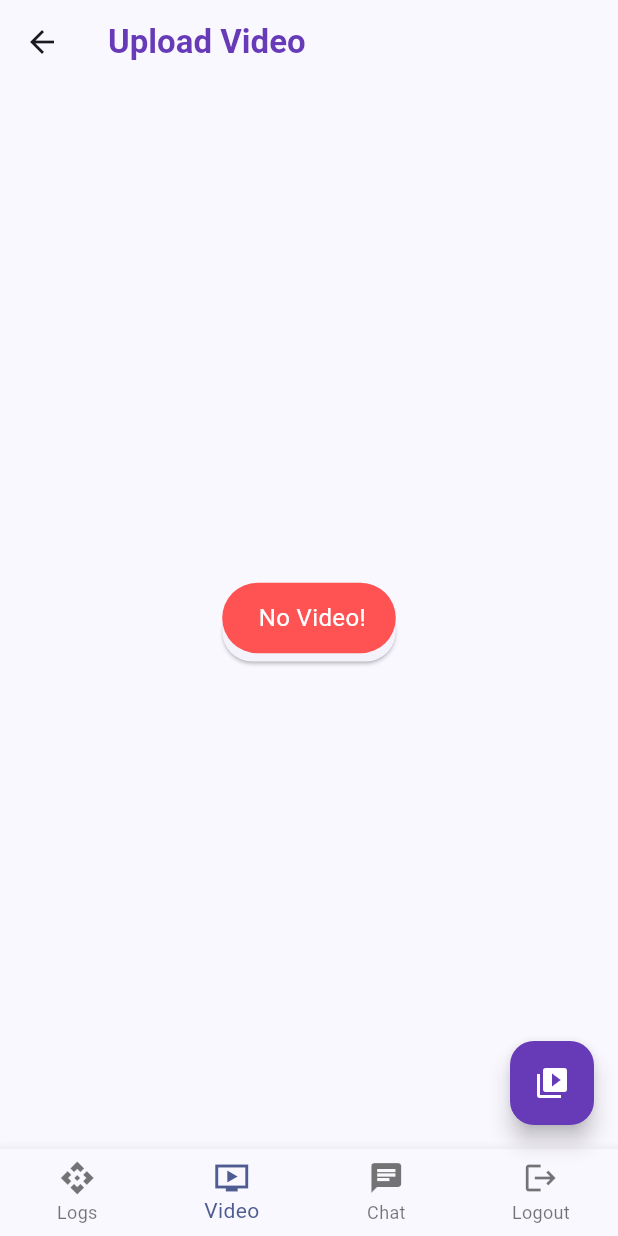
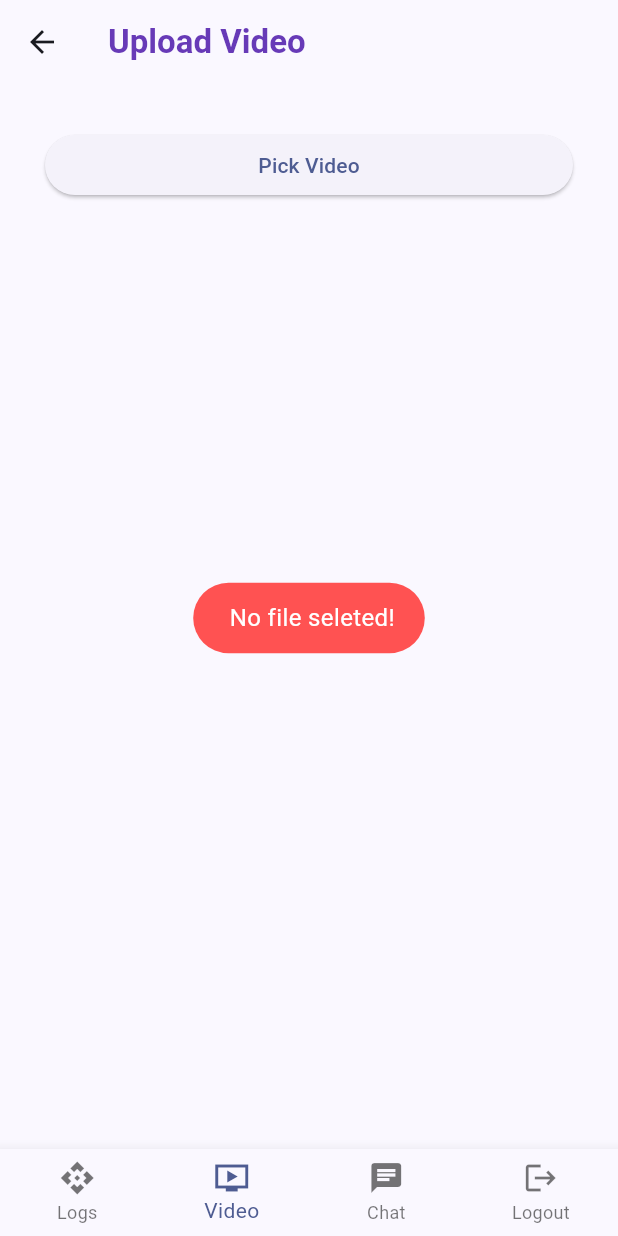
Before and after one commit to pk-fusion-dev/supabase-codelab, a Flutter app: the HomeTemplate screen opened by its route, item 2 of the bottom bar chosen, after a tap on the "video collection" icon, after a tap on "Pick Video", on a phone screen of 412 x 824 dp. Run offline on Flutter 3.47's test engine with Material 3 defaults, Android fonts, the phone set to English and light mode, and no system bars; our stand-ins replace email_validator, flutter_dotenv, fluttertoast, image_picker, shared_preferences, supabase_flutter; missing offline and left inert: byte_converter; accounts and stored records are empty.

Commit message:
add supabase file upload and show file list in bucket

```diff
--- a/lib/network/supabase_service.dart
+++ b/lib/network/supabase_service.dart
@@ -1,5 +1,4 @@
 import 'dart:io';
-
 import 'package:flutter/material.dart';
 import 'package:fluttertoast/fluttertoast.dart';
 import 'package:supabase_flutter/supabase_flutter.dart';
@@ -168,18 +167,34 @@ class SupabaseService {
 
   Future<String> uploadFile(File file) async {
     try {
-      final response = await supabaseClient.storage
+      // ignore: unused_local_variable
+      final res = await supabaseClient.storage
           .from('lab_videos') // Replace with your storage bucket name
           .upload(
-            'uploaded/content/${file.path.split('/').last}',
+            'sample/${file.path.split('/').last}',
             file,
             fileOptions: const FileOptions(cacheControl: '3600', upsert: false),
           );
-      dev.log(response.toString());
+
       return 'SUCCESS';
     } catch (e) {
-      dev.log(e.toString());
       return 'ERROR';
     }
   }
+
+  Future<List<FileObject>> getFilesInBucket() async {
+    try {
+      // ignore: unused_local_variable
+      final res = await supabaseClient.storage.from('lab_videos').list(
+          path: 'sample',
+          searchOptions: const SearchOptions(
+              sortBy: SortBy(
+                  column: 'created_at',
+                  order: 'desc'))); // Replace with your storage bucket name
+
+      return res;
+    } catch (e) {
+      return List.empty();
+    }
+  }
 }
--- a/lib/pages/activity_logs_page.dart
+++ b/lib/pages/activity_logs_page.dart
@@ -13,7 +13,7 @@ class ActivityLogs extends StatefulWidget {
 class _ActivityLogsState extends State<ActivityLogs> {
   final SupabaseService authService = SupabaseService();
   List<ActivityLog> activityList = List.empty();
-
+  bool isLoading = false;
   String today = DateUtil().today();
   String yesterday = DateUtil().yesterday();
   String selectedDate = 'Today';
@@ -22,9 +22,11 @@ class _ActivityLogsState extends State<ActivityLogs> {
   String endDate = '';
 
   loadActivityLogs(String startDate, String endDate) async {
+    isLoading = true;
     await authService.getActivityLogs(startDate, endDate).then((value) {
       setState(() {
         activityList = value;
+        isLoading = false;
       });
     });
   }
@@ -109,7 +111,9 @@ class _ActivityLogsState extends State<ActivityLogs> {
 
   @override
   Widget build(BuildContext context) {
-    return Column(
+    return isLoading
+        ? const Center(child: CircularProgressIndicator())
+        : Column(
             // mainAxisAlignment: MainAxisAlignment.center,
             //crossAxisAlignment: CrossAxisAlignment.center,
             children: [
@@ -160,7 +164,8 @@ class _ActivityLogsState extends State<ActivityLogs> {
                       child: Text(
                       'NO RECORD.',
                       style: TextStyle(
-                    color: Colors.deepPurple, fontWeight: FontWeight.bold),
+                          color: Colors.deepPurple,
+                          fontWeight: FontWeight.bold),
                     ))
             ],
           );
--- a/lib/pages/login_page.dart
+++ b/lib/pages/login_page.dart
@@ -40,7 +40,6 @@ class _LoginState extends State<Login> {
   }
 
   Future<void> _login() async {
-
     final SharedPreferences prefs = await SharedPreferences.getInstance();
 
     if (_formKey.currentState?.validate() ?? false) {
@@ -117,6 +116,7 @@ class _LoginState extends State<Login> {
                   TextFormField(
                       controller: _passwordController,
                       obscureText: true,
+                      //keyboardType: TextInputType.number,
                       decoration: const InputDecoration(
                           prefixIcon: Icon(Icons.password),
                           labelText: 'Password',
--- a/lib/pages/upload_video.dart
+++ b/lib/pages/upload_video.dart
@@ -1,5 +1,4 @@
 import 'dart:io';
-
 import 'package:flutter/material.dart';
 import 'package:fluttertoast/fluttertoast.dart';
 import 'package:image_picker/image_picker.dart';
@@ -32,7 +31,7 @@ class _UploadVideoState extends State<UploadVideo> {
       });
     } else {
       Fluttertoast.showToast(
-          msg: " No Video!",
+          msg: " No file seleted!",
           toastLength: Toast.LENGTH_LONG,
           gravity: ToastGravity.CENTER,
           timeInSecForIosWeb: 1,
@@ -77,9 +76,50 @@ class _UploadVideoState extends State<UploadVideo> {
         fontSize: 16.0);
   }
 
+  Widget uploadForm() {
+    return Container(
+      padding: const EdgeInsets.all(30.0),
+      child: Column(
+        crossAxisAlignment: CrossAxisAlignment.stretch,
+        children: <Widget>[
+          ElevatedButton(
+            onPressed: _pickVideo,
+            child: const Text('Pick Video'),
+          ),
+          const SizedBox(
+            height: 20.0,
+          ),
+          const SizedBox(
+            height: 20.0,
+          ),
+          if (_videoFile != null) ...[
+            Text('Video selected: ${_videoFile!.path.split('/').last}'),
+            const SizedBox(
+              height: 10.0,
+            ),
+            const SizedBox(height: 20),
+            ElevatedButton(
+              onPressed: () {
+                uploadFile(_videoFile!);
+                setState(() {
+                  isLoading = true;
+                });
+              },
+              child: const Text('Upload Video'),
+            ),
+          ],
+        ],
+      ),
+    );
+  }
+
   @override
   Widget build(BuildContext context) {
-    return Center(
+    return uploadForm();
+  }
+
+  void oldWidget() {
+    Center(
       child: Column(
         mainAxisAlignment: MainAxisAlignment.center,
         children: [
--- a/lib/pages/video_content_page.dart
+++ b/lib/pages/video_content_page.dart
@@ -1,4 +1,8 @@
+import 'package:byte_converter/byte_converter.dart';
 import 'package:flutter/material.dart';
+import 'package:fluttertoast/fluttertoast.dart';
+import 'package:supabase_flutter/supabase_flutter.dart';
+import 'package:supabase_lab/network/supabase_service.dart';
 
 class VideoContent extends StatefulWidget {
   const VideoContent({super.key});
@@ -8,76 +12,68 @@ class VideoContent extends StatefulWidget {
 }
 
 class _VideoContentState extends State<VideoContent> {
+  final SupabaseService _authService = SupabaseService();
+  List<FileObject> fileList = List.empty();
+  bool isLoading = false;
   @override
-  Widget build(BuildContext context) {
-    return Center(
-      child: SizedBox(
-        height: 350,
-        width: 400,
-        child: InputDecorator(
-          decoration: InputDecoration(
-            labelText: 'Personalia',
-            border: OutlineInputBorder(
-              borderRadius: BorderRadius.circular(10.0),
+  initState() {
+    super.initState();
+    loadFilesList();
+  }
+
+  void loadFilesList() async {
+    isLoading = true;
+    await _authService.getFilesInBucket().then((value) => {
+          setState(() {
+            fileList = value;
+            isLoading = false;
+          })
+        });
+  }
+
+  Widget getfileCard(FileObject file) {
+    int size = (file.metadata?['size']);
+    ByteConverter converter = ByteConverter(size.toDouble());
+    return Card(
+      child: ListTile(
+        leading: const Icon(Icons.ondemand_video),
+        title: Text(' ${file.name}'),
+        subtitle:
+            Text('${converter.megaBytes} Mb ${file.metadata?['mimetype']} '),
+        trailing: CircleAvatar(
+          backgroundColor: Colors.deepPurple,
+          radius: 12,
+          child: InkWell(
+            child: const Icon(
+              Icons.play_arrow,
+              color: Colors.white,
+              size: 15,
             ),
-          ),
-          child: Column(
-            children: [
-              const Row(
-                children: [
-                  Text('First name:'),
-                  SizedBox(
-                      width: 200,
-                      child: Padding(
-                        padding: EdgeInsets.all(8.0),
-                        child: TextField(),
-                      ))
-                ],
-              ),
-              const Row(
-                children: [
-                  Text('Last name:'),
-                  SizedBox(
-                      width: 200,
-                      child: Padding(
-                        padding: EdgeInsets.all(8.0),
-                        child: TextField(),
-                      ))
-                ],
-              ),
-              const Row(
-                children: [
-                  Text('Email:'),
-                  SizedBox(
-                      width: 200,
-                      child: Padding(
-                        padding: EdgeInsets.all(8.0),
-                        child: TextField(),
-                      ))
-                ],
-              ),
-              const Row(
-                children: [
-                  Text('Birthday:'),
-                  SizedBox(
-                      width: 200,
-                      child: Padding(
-                        padding: EdgeInsets.all(8.0),
-                        child: TextField(
-                          decoration:
-                              InputDecoration(hintText: 'dd / mm / yyyy'),
-                        ),
-                      ))
-                ],
-              ),
-              Align(
-                  alignment: Alignment.centerLeft,
-                  child:
-                      TextButton(onPressed: () {}, child: const Text('Submit')))
-            ],
+            onTap: () {
+              Fluttertoast.showToast(
+                  msg: " ${file.name} is clicked.",
+                  toastLength: Toast.LENGTH_SHORT,
+                  gravity: ToastGravity.BOTTOM,
+                  timeInSecForIosWeb: 1,
+                  backgroundColor: Colors.purple,
+                  textColor: Colors.white,
+                  fontSize: 16.0);
+            },
           ),
         ),
       ),
     );
   }
+
+  @override
+  Widget build(BuildContext context) {
+    return Expanded(
+      child: isLoading
+          ? const Center(child: CircularProgressIndicator())
+          : ListView.builder(
+              itemCount: fileList.length,
+              itemBuilder: (context, index) => getfileCard(fileList[index]),
+            ),
+    );
+  }
 }
--- a/lib/template/home_template.dart
+++ b/lib/template/home_template.dart
@@ -83,7 +83,7 @@ class _HomeTemplateState extends State<HomeTemplate> {
             _title = 'Add Activity Log';
             _pageIndex = 3;
             _naviBarIndex = 0;
-            _fabIndex = 0;
+            _fabIndex = -1;
           }
           break;
         case 201:
@@ -91,7 +91,7 @@ class _HomeTemplateState extends State<HomeTemplate> {
             _title = 'Upload Video';
             _pageIndex = 4;
             _naviBarIndex = 1;
-            _fabIndex = 1;
+            _fabIndex = -1;
           }
           break;
       }
--- a/pubspec.yaml
+++ b/pubspec.yaml
@@ -7,6 +7,7 @@ environment:
   sdk: '>=3.4.3 <4.0.0'
 
 dependencies:
+  byte_converter: ^1.3.0
   email_validator: ^3.0.0
   flutter:
     sdk: flutter
```
Also changed, not shown: lib/main.dart (+5 -5 lines), lib/model/file_object.dart (added, +88 -0 lines), pubspec.lock. Lines whose indentation alone changed are shown as unchanged.
